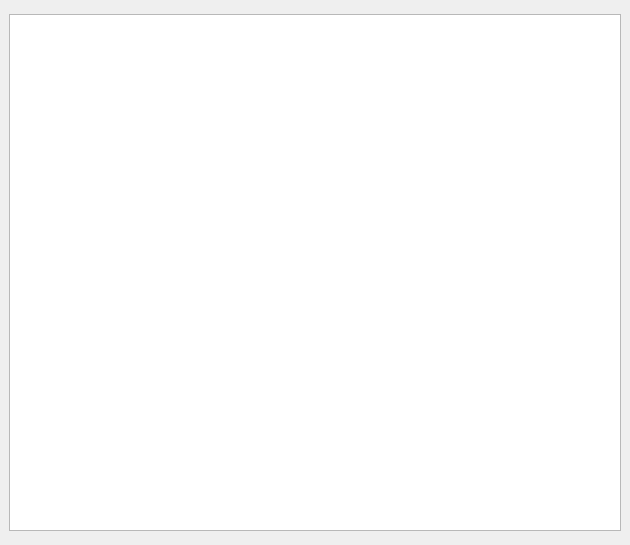
Qt form frm/Frm_testingMenu.ui (lvxiaowei/linux_lcCode) before a commit.
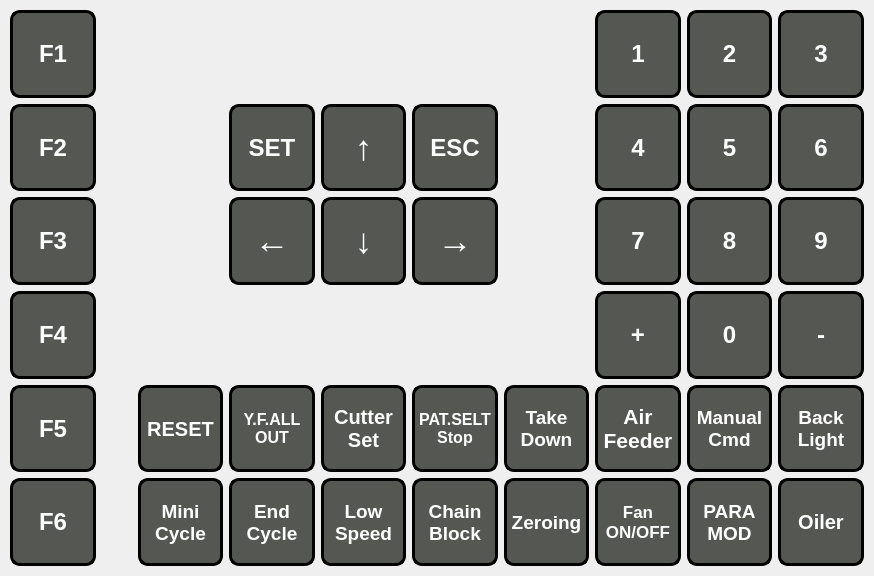
The same form after that commit. Icons and pictures are not drawn.

Commit message: 新增功能:软件支持键盘测试  bug修复:修复运行界面内存泄露的问题

What changed in the file:
```diff
--- a/frm/Frm_testingMenu.ui
+++ b/frm/Frm_testingMenu.ui
@@ -6,8 +6,8 @@
    <rect>
     <x>0</x>
     <y>0</y>
-    <width>630</width>
-    <height>545</height>
+    <width>874</width>
+    <height>576</height>
    </rect>
   </property>
   <property name="windowTitle">
@@ -21,13 +21,13 @@
     <number>0</number>
    </property>
    <property name="topMargin">
-    <number>5</number>
+    <number>0</number>
    </property>
    <property name="rightMargin">
     <number>0</number>
    </property>
    <property name="bottomMargin">
-    <number>5</number>
+    <number>0</number>
    </property>
    <property name="spacing">
     <number>0</number>
@@ -38,7 +38,7 @@
       <string notr="true"/>
      </property>
      <property name="currentIndex">
-      <number>5</number>
+      <number>6</number>
      </property>
      <widget class="QWidget" name="page">
       <property name="styleSheet">
@@ -1045,6 +1045,883 @@
        </item>
       </layout>
      </widget>
+     <widget class="QWidget" name="page_7">
+      <property name="styleSheet">
+       <string notr="true">QLabel{
+background-color: rgb(85, 87, 83);
+border: 3px solid black;
+border-radius: 10px;
+color: rgb(255, 255, 255);
+
+}
+QLabel[select=true]{
+background-color: rgb(78, 203, 6);
+border: 3px solid black;
+border-radius: 10px;
+color: rgb(255, 255, 255);
+}
+</string>
+      </property>
+      <layout class="QGridLayout" name="gridLayout_12">
+       <property name="leftMargin">
+        <number>10</number>
+       </property>
+       <property name="topMargin">
+        <number>10</number>
+       </property>
+       <property name="rightMargin">
+        <number>10</number>
+       </property>
+       <property name="bottomMargin">
+        <number>10</number>
+       </property>
+       <item row="2" column="4">
+        <widget class="QLabel" name="m_key_Down">
+         <property name="font">
+          <font>
+           <pointsize>26</pointsize>
+           <weight>75</weight>
+           <bold>true</bold>
+          </font>
+         </property>
+         <property name="styleSheet">
+          <string notr="true"/>
+         </property>
+         <property name="text">
+          <string>↓</string>
+         </property>
+         <property name="alignment">
+          <set>Qt::AlignCenter</set>
+         </property>
+        </widget>
+       </item>
+       <item row="2" column="8">
+        <widget class="QLabel" name="m_key_8">
+         <property name="font">
+          <font>
+           <pointsize>18</pointsize>
+           <weight>75</weight>
+           <bold>true</bold>
+          </font>
+         </property>
+         <property name="styleSheet">
+          <string notr="true"/>
+         </property>
+         <property name="text">
+          <string>8</string>
+         </property>
+         <property name="alignment">
+          <set>Qt::AlignCenter</set>
+         </property>
+        </widget>
+       </item>
+       <item row="0" column="0">
+        <widget class="QLabel" name="m_key_F1">
+         <property name="font">
+          <font>
+           <pointsize>18</pointsize>
+           <weight>75</weight>
+           <bold>true</bold>
+          </font>
+         </property>
+         <property name="styleSheet">
+          <string notr="true"/>
+         </property>
+         <property name="text">
+          <string>F1</string>
+         </property>
+         <property name="alignment">
+          <set>Qt::AlignCenter</set>
+         </property>
+        </widget>
+       </item>
+       <item row="4" column="0">
+        <widget class="QLabel" name="m_key_F5">
+         <property name="font">
+          <font>
+           <pointsize>18</pointsize>
+           <weight>75</weight>
+           <bold>true</bold>
+          </font>
+         </property>
+         <property name="styleSheet">
+          <string notr="true"/>
+         </property>
+         <property name="text">
+          <string>F5</string>
+         </property>
+         <property name="alignment">
+          <set>Qt::AlignCenter</set>
+         </property>
+        </widget>
+       </item>
+       <item row="4" column="2">
+        <widget class="QLabel" name="m_key_fun1">
+         <property name="font">
+          <font>
+           <pointsize>15</pointsize>
+           <weight>75</weight>
+           <bold>true</bold>
+          </font>
+         </property>
+         <property name="styleSheet">
+          <string notr="true"/>
+         </property>
+         <property name="text">
+          <string>RESET</string>
+         </property>
+         <property name="alignment">
+          <set>Qt::AlignCenter</set>
+         </property>
+        </widget>
+       </item>
+       <item row="1" column="5">
+        <widget class="QLabel" name="m_key_ESC">
+         <property name="font">
+          <font>
+           <pointsize>18</pointsize>
+           <weight>75</weight>
+           <bold>true</bold>
+          </font>
+         </property>
+         <property name="styleSheet">
+          <string notr="true"/>
+         </property>
+         <property name="text">
+          <string>ESC</string>
+         </property>
+         <property name="alignment">
+          <set>Qt::AlignCenter</set>
+         </property>
+        </widget>
+       </item>
+       <item row="3" column="7">
+        <widget class="QLabel" name="m_key_plus">
+         <property name="font">
+          <font>
+           <pointsize>18</pointsize>
+           <weight>75</weight>
+           <bold>true</bold>
+          </font>
+         </property>
+         <property name="styleSheet">
+          <string notr="true"/>
+         </property>
+         <property name="text">
+          <string>+</string>
+         </property>
+         <property name="alignment">
+          <set>Qt::AlignCenter</set>
+         </property>
+        </widget>
+       </item>
+       <item row="5" column="9">
+        <widget class="QLabel" name="m_key_fun16">
+         <property name="font">
+          <font>
+           <pointsize>15</pointsize>
+           <weight>75</weight>
+           <bold>true</bold>
+          </font>
+         </property>
+         <property name="styleSheet">
+          <string notr="true"/>
+         </property>
+         <property name="text">
+          <string>Oiler</string>
+         </property>
+         <property name="alignment">
+          <set>Qt::AlignCenter</set>
+         </property>
+        </widget>
+       </item>
+       <item row="5" column="4">
+        <widget class="QLabel" name="m_key_fun11">
+         <property name="font">
+          <font>
+           <pointsize>14</pointsize>
+           <weight>75</weight>
+           <bold>true</bold>
+          </font>
+         </property>
+         <property name="styleSheet">
+          <string notr="true"/>
+         </property>
+         <property name="text">
+          <string>Low
+Speed</string>
+         </property>
+         <property name="alignment">
+          <set>Qt::AlignCenter</set>
+         </property>
+        </widget>
+       </item>
+       <item row="1" column="8">
+        <widget class="QLabel" name="m_key_5">
+         <property name="font">
+          <font>
+           <pointsize>18</pointsize>
+           <weight>75</weight>
+           <bold>true</bold>
+          </font>
+         </property>
+         <property name="styleSheet">
+          <string notr="true"/>
+         </property>
+         <property name="text">
+          <string>5</string>
+         </property>
+         <property name="alignment">
+          <set>Qt::AlignCenter</set>
+         </property>
+        </widget>
+       </item>
+       <item row="2" column="3">
+        <widget class="QLabel" name="m_key_Left">
+         <property name="font">
+          <font>
+           <pointsize>26</pointsize>
+           <weight>75</weight>
+           <bold>true</bold>
+          </font>
+         </property>
+         <property name="styleSheet">
+          <string notr="true"/>
+         </property>
+         <property name="text">
+          <string>←</string>
+         </property>
+         <property name="alignment">
+          <set>Qt::AlignCenter</set>
+         </property>
+        </widget>
+       </item>
+       <item row="3" column="8">
+        <widget class="QLabel" name="m_key_0">
+         <property name="font">
+          <font>
+           <pointsize>18</pointsize>
+           <weight>75</weight>
+           <bold>true</bold>
+          </font>
+         </property>
+         <property name="styleSheet">
+          <string notr="true"/>
+         </property>
+         <property name="text">
+          <string>0</string>
+         </property>
+         <property name="alignment">
+          <set>Qt::AlignCenter</set>
+         </property>
+        </widget>
+       </item>
+       <item row="4" column="8">
+        <widget class="QLabel" name="m_key_fun7">
+         <property name="font">
+          <font>
+           <pointsize>14</pointsize>
+           <weight>75</weight>
+           <bold>true</bold>
+          </font>
+         </property>
+         <property name="styleSheet">
+          <string notr="true"/>
+         </property>
+         <property name="text">
+          <string>Manual
+Cmd</string>
+         </property>
+         <property name="alignment">
+          <set>Qt::AlignCenter</set>
+         </property>
+        </widget>
+       </item>
+       <item row="4" column="4">
+        <widget class="QLabel" name="m_key_fun3">
+         <property name="font">
+          <font>
+           <pointsize>15</pointsize>
+           <weight>75</weight>
+           <bold>true</bold>
+          </font>
+         </property>
+         <property name="styleSheet">
+          <string notr="true"/>
+         </property>
+         <property name="text">
+          <string>Cutter
+Set</string>
+         </property>
+         <property name="alignment">
+          <set>Qt::AlignCenter</set>
+         </property>
+        </widget>
+       </item>
+       <item row="2" column="9">
+        <widget class="QLabel" name="m_key_9">
+         <property name="font">
+          <font>
+           <pointsize>18</pointsize>
+           <weight>75</weight>
+           <bold>true</bold>
+          </font>
+         </property>
+         <property name="styleSheet">
+          <string notr="true"/>
+         </property>
+         <property name="text">
+          <string>9</string>
+         </property>
+         <property name="alignment">
+          <set>Qt::AlignCenter</set>
+         </property>
+        </widget>
+       </item>
+       <item row="1" column="4">
+        <widget class="QLabel" name="m_key_Up">
+         <property name="font">
+          <font>
+           <pointsize>26</pointsize>
+           <weight>75</weight>
+           <bold>true</bold>
+          </font>
+         </property>
+         <property name="styleSheet">
+          <string notr="true"/>
+         </property>
+         <property name="text">
+          <string>↑</string>
+         </property>
+         <property name="alignment">
+          <set>Qt::AlignCenter</set>
+         </property>
+        </widget>
+       </item>
+       <item row="5" column="5">
+        <widget class="QLabel" name="m_key_fun12">
+         <property name="font">
+          <font>
+           <pointsize>14</pointsize>
+           <weight>75</weight>
+           <bold>true</bold>
+          </font>
+         </property>
+         <property name="styleSheet">
+          <string notr="true"/>
+         </property>
+         <property name="text">
+          <string>Chain
+Block</string>
+         </property>
+         <property name="alignment">
+          <set>Qt::AlignCenter</set>
+         </property>
+        </widget>
+       </item>
+       <item row="0" column="9">
+        <widget class="QLabel" name="m_key_3">
+         <property name="font">
+          <font>
+           <pointsize>18</pointsize>
+           <weight>75</weight>
+           <bold>true</bold>
+          </font>
+         </property>
+         <property name="styleSheet">
+          <string notr="true"/>
+         </property>
+         <property name="text">
+          <string>3</string>
+         </property>
+         <property name="alignment">
+          <set>Qt::AlignCenter</set>
+         </property>
+        </widget>
+       </item>
+       <item row="5" column="7">
+        <widget class="QLabel" name="m_key_fun14">
+         <property name="font">
+          <font>
+           <pointsize>13</pointsize>
+           <weight>75</weight>
+           <bold>true</bold>
+          </font>
+         </property>
+         <property name="styleSheet">
+          <string notr="true"/>
+         </property>
+         <property name="text">
+          <string>Fan
+ON/OFF</string>
+         </property>
+         <property name="alignment">
+          <set>Qt::AlignCenter</set>
+         </property>
+        </widget>
+       </item>
+       <item row="1" column="7">
+        <widget class="QLabel" name="m_key_4">
+         <property name="font">
+          <font>
+           <pointsize>18</pointsize>
+           <weight>75</weight>
+           <bold>true</bold>
+          </font>
+         </property>
+         <property name="styleSheet">
+          <string notr="true"/>
+         </property>
+         <property name="text">
+          <string>4</string>
+         </property>
+         <property name="alignment">
+          <set>Qt::AlignCenter</set>
+         </property>
+        </widget>
+       </item>
+       <item row="4" column="3">
+        <widget class="QLabel" name="m_key_fun2">
+         <property name="font">
+          <font>
+           <pointsize>12</pointsize>
+           <weight>75</weight>
+           <bold>true</bold>
+          </font>
+         </property>
+         <property name="styleSheet">
+          <string notr="true"/>
+         </property>
+         <property name="text">
+          <string>Y.F.ALL
+OUT</string>
+         </property>
+         <property name="alignment">
+          <set>Qt::AlignCenter</set>
+         </property>
+        </widget>
+       </item>
+       <item row="1" column="9">
+        <widget class="QLabel" name="m_key_6">
+         <property name="font">
+          <font>
+           <pointsize>18</pointsize>
+           <weight>75</weight>
+           <bold>true</bold>
+          </font>
+         </property>
+         <property name="styleSheet">
+          <string notr="true"/>
+         </property>
+         <property name="text">
+          <string>6</string>
+         </property>
+         <property name="alignment">
+          <set>Qt::AlignCenter</set>
+         </property>
+        </widget>
+       </item>
+       <item row="5" column="2">
+        <widget class="QLabel" name="m_key_fun9">
+         <property name="font">
+          <font>
+           <pointsize>14</pointsize>
+           <weight>75</weight>
+           <bold>true</bold>
+          </font>
+         </property>
+         <property name="styleSheet">
+          <string notr="true"/>
+         </property>
+         <property name="text">
+          <string>Mini
+Cycle</string>
+         </property>
+         <property name="alignment">
+          <set>Qt::AlignCenter</set>
+         </property>
+        </widget>
+       </item>
+       <item row="5" column="0">
+        <widget class="QLabel" name="m_key_F6">
+         <property name="font">
+          <font>
+           <pointsize>18</pointsize>
+           <weight>75</weight>
+           <bold>true</bold>
+          </font>
+         </property>
+         <property name="styleSheet">
+          <string notr="true"/>
+         </property>
+         <property name="text">
+          <string>F6</string>
+         </property>
+         <property name="alignment">
+          <set>Qt::AlignCenter</set>
+         </property>
+        </widget>
+       </item>
+       <item row="4" column="7">
+        <widget class="QLabel" name="m_key_fun6">
+         <property name="font">
+          <font>
+           <pointsize>16</pointsize>
+           <weight>75</weight>
+           <bold>true</bold>
+          </font>
+         </property>
+         <property name="styleSheet">
+          <string notr="true"/>
+         </property>
+         <property name="text">
+          <string>Air
+Feeder</string>
+         </property>
+         <property name="alignment">
+          <set>Qt::AlignCenter</set>
+         </property>
+        </widget>
+       </item>
+       <item row="5" column="8">
+        <widget class="QLabel" name="m_key_fun15">
+         <property name="font">
+          <font>
+           <pointsize>14</pointsize>
+           <weight>75</weight>
+           <bold>true</bold>
+          </font>
+         </property>
+         <property name="styleSheet">
+          <string notr="true"/>
+         </property>
+         <property name="text">
+          <string>PARA
+MOD</string>
+         </property>
+         <property name="alignment">
+          <set>Qt::AlignCenter</set>
+         </property>
+        </widget>
+       </item>
+       <item row="2" column="0">
+        <widget class="QLabel" name="m_key_F3">
+         <property name="font">
+          <font>
+           <pointsize>18</pointsize>
+           <weight>75</weight>
+           <bold>true</bold>
+          </font>
+         </property>
+         <property name="styleSheet">
+          <string notr="true"/>
+         </property>
+         <property name="text">
+          <string>F3</string>
+         </property>
+         <property name="alignment">
+          <set>Qt::AlignCenter</set>
+         </property>
+        </widget>
+       </item>
+       <item row="2" column="7">
+        <widget class="QLabel" name="m_key_7">
+         <property name="font">
+          <font>
+           <pointsize>18</pointsize>
+           <weight>75</weight>
+           <bold>true</bold>
+          </font>
+         </property>
+         <property name="styleSheet">
+          <string notr="true"/>
+         </property>
+         <property name="text">
+          <string>7</string>
+         </property>
+         <property name="alignment">
+          <set>Qt::AlignCenter</set>
+         </property>
+        </widget>
+       </item>
+       <item row="1" column="3">
+        <widget class="QLabel" name="m_key_SET">
+         <property name="font">
+          <font>
+           <pointsize>18</pointsize>
+           <weight>75</weight>
+           <bold>true</bold>
+          </font>
+         </property>
+         <property name="styleSheet">
+          <string notr="true"/>
+         </property>
+         <property name="text">
+          <string>SET</string>
+         </property>
+         <property name="alignment">
+          <set>Qt::AlignCenter</set>
+         </property>
+        </widget>
+       </item>
+       <item row="4" column="9">
+        <widget class="QLabel" name="m_key_fun8">
+         <property name="font">
+          <font>
+           <pointsize>14</pointsize>
+           <weight>75</weight>
+           <bold>true</bold>
+          </font>
+         </property>
+         <property name="styleSheet">
+          <string notr="true"/>
+         </property>
+         <property name="text">
+          <string>Back
+Light</string>
+         </property>
+         <property name="alignment">
+          <set>Qt::AlignCenter</set>
+         </property>
+        </widget>
+       </item>
+       <item row="3" column="0">
+        <widget class="QLabel" name="m_key_F4">
+         <property name="font">
+          <font>
+           <pointsize>18</pointsize>
+           <weight>75</weight>
+           <bold>true</bold>
+          </font>
+         </property>
+         <property name="styleSheet">
+          <string notr="true"/>
+         </property>
+         <property name="text">
+          <string>F4</string>
+         </property>
+         <property name="alignment">
+          <set>Qt::AlignCenter</set>
+         </property>
+        </widget>
+       </item>
+       <item row="1" column="0">
+        <widget class="QLabel" name="m_key_F2">
+         <property name="font">
+          <font>
+           <pointsize>18</pointsize>
+           <weight>75</weight>
+           <bold>true</bold>
+          </font>
+         </property>
+         <property name="styleSheet">
+          <string notr="true"/>
+         </property>
+         <property name="text">
+          <string>F2</string>
+         </property>
+         <property name="alignment">
+          <set>Qt::AlignCenter</set>
+         </property>
+        </widget>
+       </item>
+       <item row="2" column="5">
+        <widget class="QLabel" name="m_key_Right">
+         <property name="font">
+          <font>
+           <pointsize>26</pointsize>
+           <weight>75</weight>
+           <bold>true</bold>
+          </font>
+         </property>
+         <property name="styleSheet">
+          <string notr="true"/>
+         </property>
+         <property name="text">
+          <string>→</string>
+         </property>
+         <property name="alignment">
+          <set>Qt::AlignCenter</set>
+         </property>
+        </widget>
+       </item>
+       <item row="3" column="9">
+        <widget class="QLabel" name="m_key_minus">
+         <property name="font">
+          <font>
+           <pointsize>18</pointsize>
+           <weight>75</weight>
+           <bold>true</bold>
+          </font>
+         </property>
+         <property name="styleSheet">
+          <string notr="true"/>
+         </property>
+         <property name="text">
+          <string>-</string>
+         </property>
+         <property name="alignment">
+          <set>Qt::AlignCenter</set>
+         </property>
+        </widget>
+       </item>
+       <item row="4" column="6">
+        <widget class="QLabel" name="m_key_fun5">
+         <property name="font">
+          <font>
+           <pointsize>14</pointsize>
+           <weight>75</weight>
+           <bold>true</bold>
+          </font>
+         </property>
+         <property name="styleSheet">
+          <string notr="true"/>
+         </property>
+         <property name="text">
+          <string>Take
+Down</string>
+         </property>
+         <property name="alignment">
+          <set>Qt::AlignCenter</set>
+         </property>
+        </widget>
+       </item>
+       <item row="5" column="6">
+        <widget class="QLabel" name="m_key_fun13">
+         <property name="font">
+          <font>
+           <pointsize>14</pointsize>
+           <weight>75</weight>
+           <bold>true</bold>
+          </font>
+         </property>
+         <property name="styleSheet">
+          <string notr="true"/>
+         </property>
+         <property name="text">
+          <string>Zeroing</string>
+         </property>
+         <property name="alignment">
+          <set>Qt::AlignCenter</set>
+         </property>
+        </widget>
+       </item>
+       <item row="0" column="8">
+        <widget class="QLabel" name="m_key_2">
+         <property name="font">
+          <font>
+           <pointsize>18</pointsize>
+           <weight>75</weight>
+           <bold>true</bold>
+          </font>
+         </property>
+         <property name="styleSheet">
+          <string notr="true"/>
+         </property>
+         <property name="text">
+          <string>2</string>
+         </property>
+         <property name="alignment">
+          <set>Qt::AlignCenter</set>
+         </property>
+        </widget>
+       </item>
+       <item row="5" column="3">
+        <widget class="QLabel" name="m_key_fun10">
+         <property name="font">
+          <font>
+           <pointsize>14</pointsize>
+           <weight>75</weight>
+           <bold>true</bold>
+          </font>
+         </property>
+         <property name="styleSheet">
+          <string notr="true"/>
+         </property>
+         <property name="text">
+          <string>End
+Cycle</string>
+         </property>
+         <property name="alignment">
+          <set>Qt::AlignCenter</set>
+         </property>
+        </widget>
+       </item>
+       <item row="0" column="7">
+        <widget class="QLabel" name="m_key_1">
+         <property name="font">
+          <font>
+           <pointsize>18</pointsize>
+           <weight>75</weight>
+           <bold>true</bold>
+          </font>
+         </property>
+         <property name="styleSheet">
+          <string notr="true"/>
+         </property>
+         <property name="text">
+          <string>1</string>
+         </property>
+         <property name="alignment">
+          <set>Qt::AlignCenter</set>
+         </property>
+        </widget>
+       </item>
+       <item row="4" column="5">
+        <widget class="QLabel" name="m_key_fun4">
+         <property name="font">
+          <font>
+           <pointsize>12</pointsize>
+           <weight>75</weight>
+           <bold>true</bold>
+          </font>
+         </property>
+         <property name="styleSheet">
+          <string notr="true"/>
+         </property>
+         <property name="text">
+          <string>PAT.SELT
+Stop</string>
+         </property>
+         <property name="alignment">
+          <set>Qt::AlignCenter</set>
+         </property>
+        </widget>
+       </item>
+       <item row="5" column="1">
+        <spacer name="horizontalSpacer_14">
+         <property name="orientation">
+          <enum>Qt::Horizontal</enum>
+         </property>
+         <property name="sizeType">
+          <enum>QSizePolicy::Fixed</enum>
+         </property>
+         <property name="sizeHint" stdset="0">
+          <size>
+           <width>30</width>
+           <height>10</height>
+          </size>
+         </property>
+        </spacer>
+       </item>
+       <item row="3" column="1" colspan="6">
+        <spacer name="horizontalSpacer_15">
+         <property name="orientation">
+          <enum>Qt::Horizontal</enum>
+         </property>
+         <property name="sizeType">
+          <enum>QSizePolicy::Preferred</enum>
+         </property>
+         <property name="sizeHint" stdset="0">
+          <size>
+           <width>40</width>
+           <height>20</height>
+          </size>
+         </property>
+        </spacer>
+       </item>
+      </layout>
+     </widget>
     </widget>
    </item>
   </layout>
```
Left out of the diff: 5 changed lines with no effect on the pictures. The commit also changes 6 other files.
